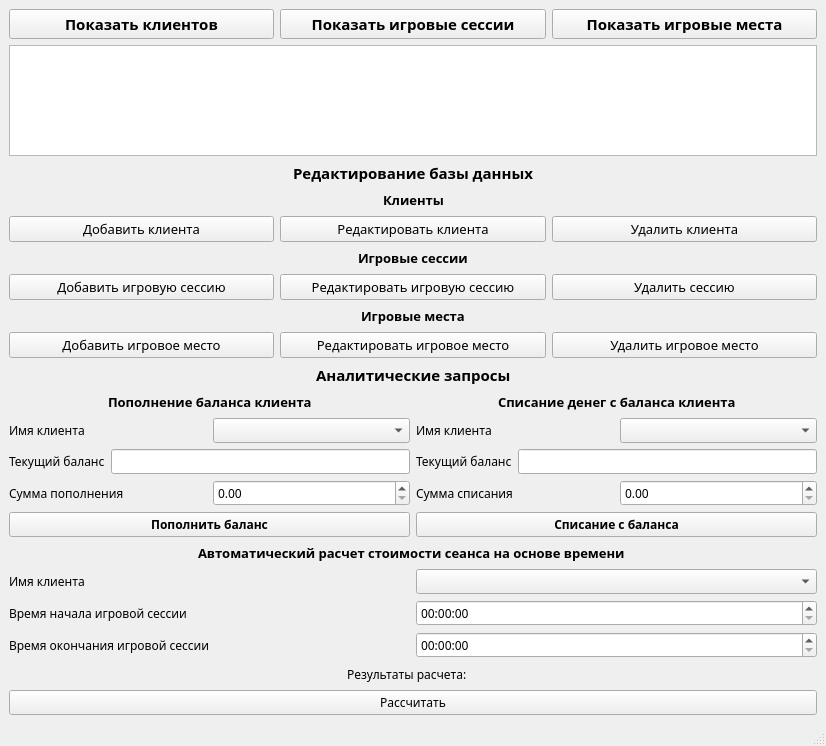
Old version of the form Computer_club/mainwindow.ui in the repository nydrawandcry/ComputerClub_Database.
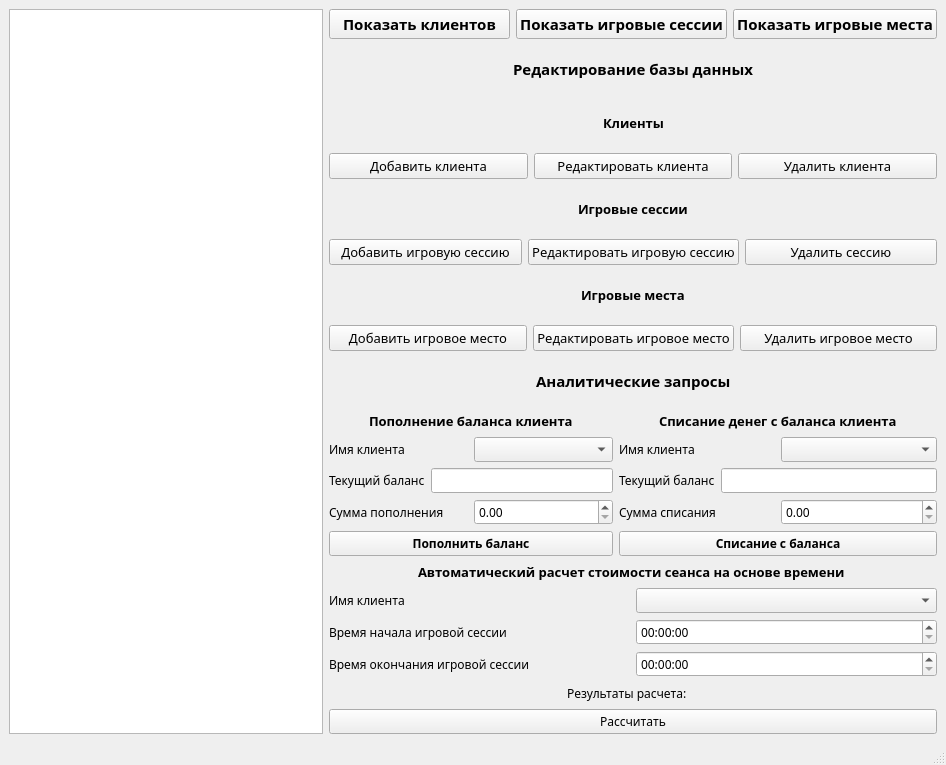
New version of the form.

Commit message: full realisation(first release)

```diff
--- a/Computer_club/mainwindow.ui
+++ b/Computer_club/mainwindow.ui
@@ -6,8 +6,8 @@
    <rect>
     <x>0</x>
     <y>0</y>
-    <width>826</width>
-    <height>746</height>
+    <width>946</width>
+    <height>765</height>
    </rect>
   </property>
   <property name="windowTitle">
@@ -15,7 +15,10 @@
   </property>
   <widget class="QWidget" name="centralwidget">
    <layout class="QGridLayout" name="gridLayout">
-    <item row="0" column="0">
+    <item row="0" column="2">
+     <layout class="QVBoxLayout" name="verticalLayout_6"/>
+    </item>
+    <item row="0" column="1">
      <layout class="QVBoxLayout" name="verticalLayout">
       <item>
        <layout class="QHBoxLayout" name="horizontalLayout">
@@ -63,13 +66,6 @@
         </item>
        </layout>
       </item>
-      <item>
-       <layout class="QHBoxLayout" name="horizontalLayout_2">
-        <item>
-         <widget class="QTableView" name="Browser"/>
-        </item>
-       </layout>
-      </item>
       <item>
        <layout class="QHBoxLayout" name="horizontalLayout_3">
         <property name="topMargin">
@@ -974,6 +970,16 @@
       </item>
      </layout>
     </item>
+    <item row="0" column="0">
+     <layout class="QHBoxLayout" name="horizontalLayout_25">
+      <property name="rightMargin">
+       <number>0</number>
+      </property>
+      <item>
+       <widget class="QTableView" name="Browser"/>
+      </item>
+     </layout>
+    </item>
    </layout>
   </widget>
   <widget class="QMenuBar" name="menubar">
```
Left out of the diff: 2 changed lines with no effect on the pictures. The commit also changes 2 other files.
